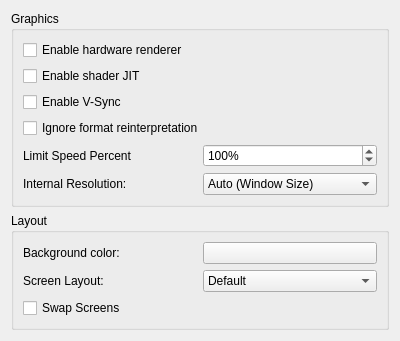
Above: src/citra_qt/configuration/configure_graphics.ui from taken2009/citra before the change. Below: the same form after it.
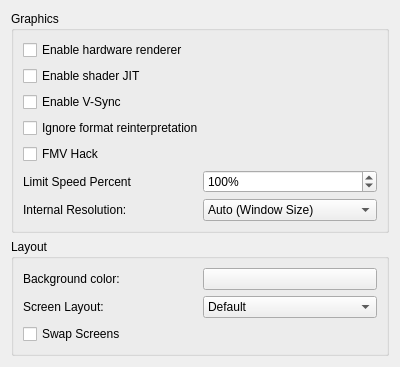
That is the form after the change.

Commit message: Add FMV_hack option

```diff
--- a/src/citra_qt/configuration/configure_graphics.ui
+++ b/src/citra_qt/configuration/configure_graphics.ui
@@ -50,6 +50,13 @@
           </property>
          </widget>
         </item>
+        <item>
+         <widget class="QCheckBox" name="FMV_hack">
+          <property name="text">
+           <string>FMV Hack</string>
+          </property>
+         </widget>
+        </item>
         <item>
          <layout class="QHBoxLayout" name="horizontalLayout_2">
           <item>
```
The commit also changes 4 other files.
